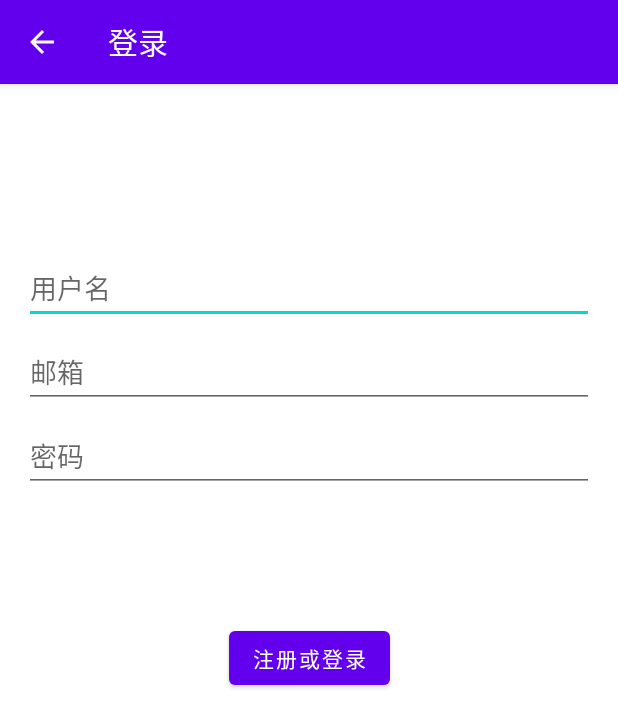
After one commit to oh-fuck-it/client, an Android app: the LoginActivity screen opened directly, with no data from a screen before it, on a phone screen of 412 x 824 dp. The commit adds this screen. Shown: the top 727 px of the screen. Run offline under Robolectric (Android 15) with nearby library versions, the phone set to English and light mode, and no system bars; libraries missing offline, so code that uses them is left out: com.parse, com.parse.coroutines, splitties.toast.toast; network calls fail.

Commit message:
登录注册

```diff
--- a/app/build.gradle
+++ b/app/build.gradle
@@ -118,6 +118,7 @@ dependencies {
 
     implementation 'com.github.CymChad:BaseRecyclerViewAdapterHelper:3.0.6'
     implementation 'com.github.bumptech.glide:glide:4.12.0'
+    implementation 'androidx.annotation:annotation:1.2.0'
     annotationProcessor 'com.github.bumptech.glide:compiler:4.12.0'
 
 
--- /dev/null
+++ b/app/src/main/res/layout/activity_login.xml
@@ -0,0 +1,79 @@
+<?xml version="1.0" encoding="utf-8"?>
+<androidx.constraintlayout.widget.ConstraintLayout xmlns:android="http://schemas.android.com/apk/res/android"
+    xmlns:app="http://schemas.android.com/apk/res-auto"
+    android:id="@+id/container"
+    android:layout_width="match_parent"
+    android:layout_height="match_parent"
+    android:paddingLeft="@dimen/activity_horizontal_margin"
+    android:paddingTop="@dimen/activity_vertical_margin"
+    android:paddingRight="@dimen/activity_horizontal_margin"
+    android:paddingBottom="@dimen/activity_vertical_margin">
+
+    <EditText
+        android:id="@+id/username"
+        android:layout_width="0dp"
+        android:layout_height="wrap_content"
+        android:layout_marginTop="96dp"
+        android:hint="用户名"
+        android:inputType="text"
+        android:selectAllOnFocus="true"
+        app:layout_constraintEnd_toEndOf="parent"
+        app:layout_constraintStart_toStartOf="parent"
+        app:layout_constraintTop_toTopOf="parent" />
+
+
+    <EditText
+        android:id="@+id/email"
+        android:layout_width="0dp"
+        android:layout_height="wrap_content"
+        android:layout_marginTop="8dp"
+        android:hint="邮箱"
+        android:inputType="textEmailAddress"
+        android:selectAllOnFocus="true"
+        app:layout_constraintEnd_toEndOf="parent"
+        app:layout_constraintStart_toStartOf="parent"
+        app:layout_constraintTop_toBottomOf="@+id/username" />
+
+    <EditText
+        android:id="@+id/password"
+        android:layout_width="0dp"
+        android:layout_height="wrap_content"
+        android:layout_marginTop="8dp"
+        android:hint="密码"
+        android:imeActionLabel="@string/action_sign_in_short"
+        android:imeOptions="actionDone"
+        android:inputType="textPassword"
+        android:selectAllOnFocus="true"
+        app:layout_constraintEnd_toEndOf="parent"
+        app:layout_constraintStart_toStartOf="parent"
+        app:layout_constraintTop_toBottomOf="@+id/email" />
+
+    <Button
+        android:id="@+id/login"
+        android:layout_width="wrap_content"
+        android:layout_height="wrap_content"
+        android:layout_gravity="start"
+        android:layout_marginTop="16dp"
+        android:layout_marginBottom="64dp"
+        android:text="注册或登录"
+        app:layout_constraintBottom_toBottomOf="parent"
+        app:layout_constraintEnd_toEndOf="parent"
+        app:layout_constraintStart_toStartOf="parent"
+        app:layout_constraintTop_toBottomOf="@+id/password"
+        app:layout_constraintVertical_bias="0.2" />
+
+    <ProgressBar
+        android:id="@+id/loading"
+        android:layout_width="wrap_content"
+        android:layout_height="wrap_content"
+        android:layout_gravity="center"
+        android:layout_marginTop="64dp"
+        android:layout_marginBottom="64dp"
+        android:visibility="gone"
+        app:layout_constraintBottom_toBottomOf="parent"
+        app:layout_constraintEnd_toEndOf="@+id/password"
+        app:layout_constraintStart_toStartOf="@+id/password"
+        app:layout_constraintTop_toTopOf="parent"
+        app:layout_constraintVertical_bias="0.3" />
+
+</androidx.constraintlayout.widget.ConstraintLayout>
--- a/app/src/main/res/values-land/dimens.xml
+++ b/app/src/main/res/values-land/dimens.xml
@@ -1,3 +1,4 @@
 <resources>
     <dimen name="fab_margin">48dp</dimen>
+    <dimen name="activity_horizontal_margin">48dp</dimen>
 </resources>
--- a/app/src/main/res/values-w1240dp/dimens.xml
+++ b/app/src/main/res/values-w1240dp/dimens.xml
@@ -1,3 +1,4 @@
 <resources>
     <dimen name="fab_margin">200dp</dimen>
+    <dimen name="activity_horizontal_margin">200dp</dimen>
 </resources>
--- a/app/src/main/res/values-w600dp/dimens.xml
+++ b/app/src/main/res/values-w600dp/dimens.xml
@@ -1,3 +1,4 @@
 <resources>
     <dimen name="fab_margin">48dp</dimen>
+    <dimen name="activity_horizontal_margin">48dp</dimen>
 </resources>
```
Also changed, not shown: app/src/main/AndroidManifest.xml (+7 -1 lines), app/src/main/java/win/rainchan/aishot/aishot/activity/LoginActivity.kt (added, +66 -0 lines), app/src/main/java/win/rainchan/aishot/aishot/ui/mine/MineFragment.kt (+21 -0 lines), app/src/main/res/values/strings.xml (+9 -0 lines).
